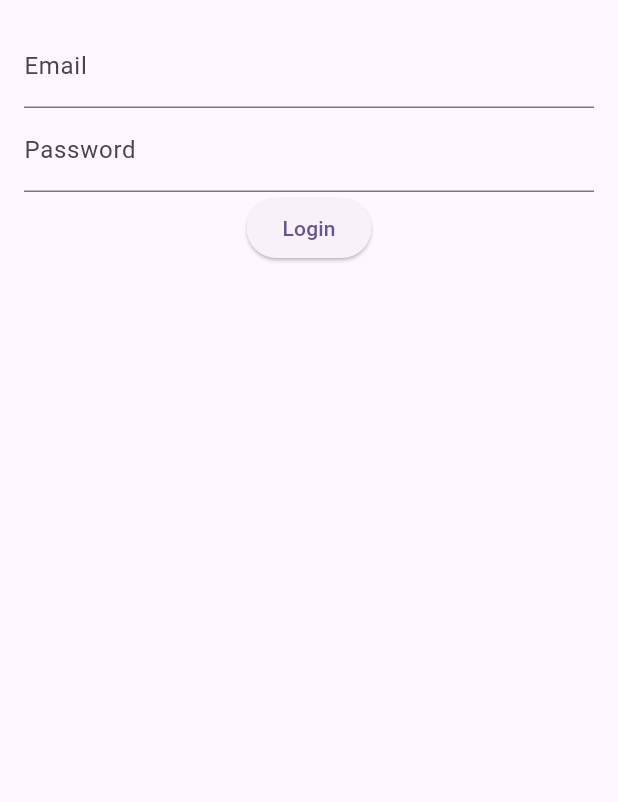
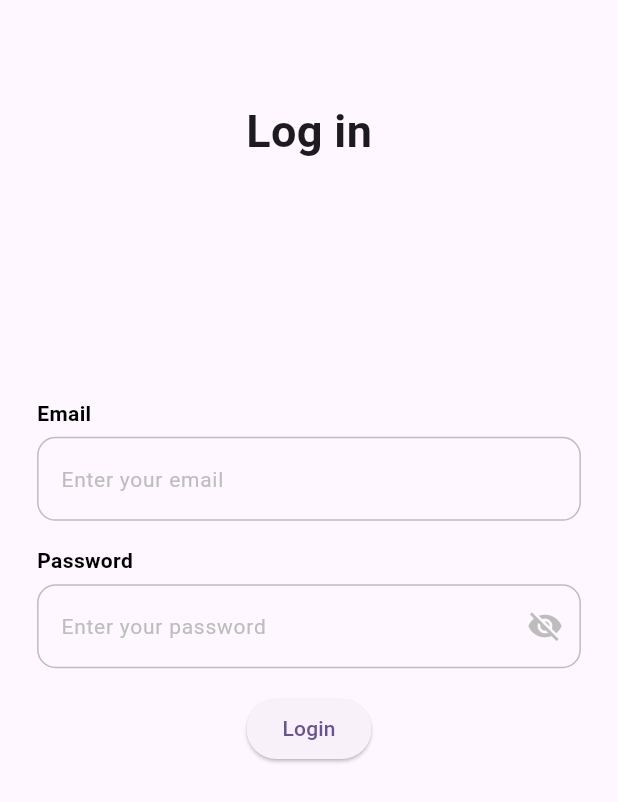
Before and after one commit to khsujon/Sparktech_Agency_API_Task, a Flutter app: the screen it shows after launch, on a phone screen of 412 x 824 dp. Shown: the top 802 px of the screen. Run offline on Flutter 3.47's test engine with Material 3 defaults, Android fonts, the phone set to English and light mode, and no system bars; accounts and stored records are empty.

Commit message:
Custom textfield added

```diff
--- a/lib/views/login_view.dart
+++ b/lib/views/login_view.dart
@@ -1,6 +1,7 @@
 import 'package:api_task/viewmodels/login_viewmodel.dart';
 import 'package:api_task/views/user_details_view.dart';
 import 'package:api_task/widgets/custom_loading.dart';
+import 'package:api_task/widgets/custom_text_filed.dart';
 import 'package:flutter/material.dart';
 import 'package:provider/provider.dart';
 
@@ -11,18 +12,79 @@ class LoginView extends StatelessWidget {
   @override
   Widget build(BuildContext context) {
     final loginViewModel = Provider.of<LoginViewModel>(context);
-    return Scaffold(
-      body: Padding(
-        padding: const EdgeInsets.all(16.0),
+    final height = MediaQuery.of(context).size.height;
+    final width = MediaQuery.of(context).size.width;
+    return SafeArea(
+      child: Scaffold(
+        body: SingleChildScrollView(
+          child: Center(
             child: Column(
+              mainAxisAlignment: MainAxisAlignment.center,
               children: [
-            TextField(
+                SizedBox(
+                  height: height * 0.08,
+                ),
+                const Text(
+                  'Log in',
+                  style: TextStyle(fontSize: 30, fontWeight: FontWeight.bold),
+                ),
+                SizedBox(
+                  height: height * 0.19,
+                ),
+                Row(
+                  mainAxisAlignment: MainAxisAlignment.start,
+                  children: [
+                    Padding(
+                      padding: EdgeInsets.only(
+                          left: width * 0.06, bottom: height * 0.007),
+                      child: const Text(
+                        'Email',
+                        style: TextStyle(
+                            color: Colors.black,
+                            fontSize: 14,
+                            fontWeight: FontWeight.bold),
+                      ),
+                    ),
+                  ],
+                ),
+
+                // Email Field
+                CustomTextField(
+                  hintText: 'Enter your email',
+                  obscure: false,
                   controller: _emailController,
-                decoration: InputDecoration(labelText: 'Email')),
-            TextField(
+                ),
+                SizedBox(
+                  height: height * 0.01,
+                ),
+                Row(
+                  mainAxisAlignment: MainAxisAlignment.start,
+                  children: [
+                    Padding(
+                      padding: EdgeInsets.only(
+                          left: width * 0.06,
+                          top: height * 0.01,
+                          bottom: height * 0.007),
+                      child: const Text(
+                        'Password',
+                        style: TextStyle(
+                            color: Colors.black,
+                            fontSize: 14,
+                            fontWeight: FontWeight.bold),
+                      ),
+                    ),
+                  ],
+                ),
+
+                // Password Field
+                CustomTextField(
+                  hintText: 'Enter your password',
+                  obscure: true,
                   controller: _passwordController,
-                decoration: InputDecoration(labelText: 'Password'),
-                obscureText: true),
+                ),
+                SizedBox(
+                  height: height * 0.02,
+                ),
                 ElevatedButton(
                   onPressed: () async {
                     try {
@@ -35,8 +97,13 @@ class LoginView extends StatelessWidget {
                         ),
                       );
                     } catch (e) {
-                  ScaffoldMessenger.of(context)
-                      .showSnackBar(SnackBar(content: Text(e.toString())));
+                      ScaffoldMessenger.of(context).showSnackBar(const SnackBar(
+                          content: Center(
+                        child: Text(
+                          "Login failed, please check your credentials",
+                          style: TextStyle(color: Colors.red),
+                        ),
+                      )));
                     }
                   },
                   child: Text('Login'),
@@ -48,6 +115,8 @@ class LoginView extends StatelessWidget {
               ],
             ),
           ),
+        ),
+      ),
     );
   }
 }
--- a/lib/widgets/custom_loading.dart
+++ b/lib/widgets/custom_loading.dart
@@ -1,6 +1,6 @@
-// ignore_for_file: public_member_api_docs, sort_constructors_first
 import 'package:flutter/material.dart';
 
+// ignore: must_be_immutable
 class CustomLoading extends StatelessWidget {
   String loadingText;
   CustomLoading({
@@ -10,7 +10,8 @@ class CustomLoading extends StatelessWidget {
 
   @override
   Widget build(BuildContext context) {
-    return AlertDialog(
+    return Center(
+      child: AlertDialog(
         backgroundColor: Colors.black26,
         content: Column(
           mainAxisSize: MainAxisSize.min,
@@ -24,6 +25,7 @@ class CustomLoading extends StatelessWidget {
                 style: TextStyle(fontSize: 16, fontWeight: FontWeight.w500)),
           ],
         ),
+      ),
     );
   }
 }
--- /dev/null
+++ b/lib/widgets/custom_text_filed.dart
@@ -0,0 +1,64 @@
+import 'package:flutter/material.dart';
+
+class CustomTextField extends StatefulWidget {
+  final TextEditingController controller;
+  final String hintText;
+  final bool obscure;
+
+  const CustomTextField({
+    Key? key,
+    required this.controller,
+    required this.hintText,
+    required this.obscure,
+  }) : super(key: key);
+
+  @override
+  _CustomTextFieldState createState() => _CustomTextFieldState();
+}
+
+class _CustomTextFieldState extends State<CustomTextField> {
+  bool _obscureText = true;
+
+  @override
+  void initState() {
+    super.initState();
+    _obscureText = widget.obscure;
+  }
+
+  @override
+  Widget build(BuildContext context) {
+    final width = MediaQuery.of(context).size.width;
+    return Padding(
+      padding: EdgeInsets.symmetric(horizontal: width * 0.06),
+      child: TextField(
+        controller: widget.controller,
+        obscureText: _obscureText,
+        decoration: InputDecoration(
+          enabledBorder: OutlineInputBorder(
+            borderSide: BorderSide(color: Colors.grey.shade400),
+            borderRadius: BorderRadius.circular(width * 0.03),
+          ),
+          focusedBorder: OutlineInputBorder(
+            borderSide: BorderSide(color: Colors.grey.shade400),
+            borderRadius: BorderRadius.circular(width * 0.03),
+          ),
+          hintText: widget.hintText,
+          hintStyle: TextStyle(color: Colors.grey[400], fontSize: 14),
+          suffixIcon: widget.obscure
+              ? IconButton(
+                  icon: Icon(
+                    _obscureText ? Icons.visibility_off : Icons.visibility,
+                    color: Colors.grey[400],
+                  ),
+                  onPressed: () {
+                    setState(() {
+                      _obscureText = !_obscureText;
+                    });
+                  },
+                )
+              : null,
+        ),
+      ),
+    );
+  }
+}
```
Lines whose indentation alone changed are shown as unchanged.
